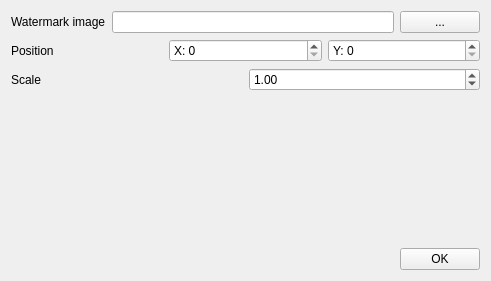
First picture: the form in src/settingsdialog.ui, repository univrsal/downstream-watermark, before the edit.
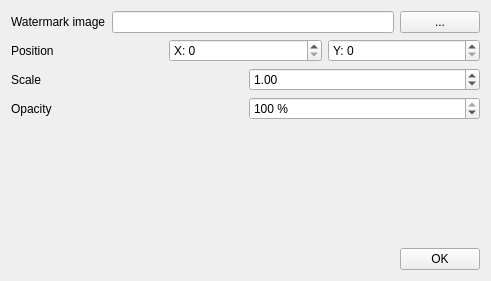
Second picture: the form after the edit.

Diff of the .ui file:
```diff
--- a/src/settingsdialog.ui
+++ b/src/settingsdialog.ui
@@ -93,6 +93,33 @@
      </item>
     </layout>
    </item>
+   <item>
+    <layout class="QHBoxLayout" name="horizontalLayout_5">
+     <item>
+      <widget class="QLabel" name="label_4">
+       <property name="text">
+        <string>Opacity</string>
+       </property>
+      </widget>
+     </item>
+     <item>
+      <widget class="QSpinBox" name="sb_opacity">
+       <property name="suffix">
+        <string> %</string>
+       </property>
+       <property name="minimum">
+        <number>1</number>
+       </property>
+       <property name="maximum">
+        <number>100</number>
+       </property>
+       <property name="value">
+        <number>100</number>
+       </property>
+      </widget>
+     </item>
+    </layout>
+   </item>
    <item>
     <spacer name="verticalSpacer">
      <property name="orientation">
```
